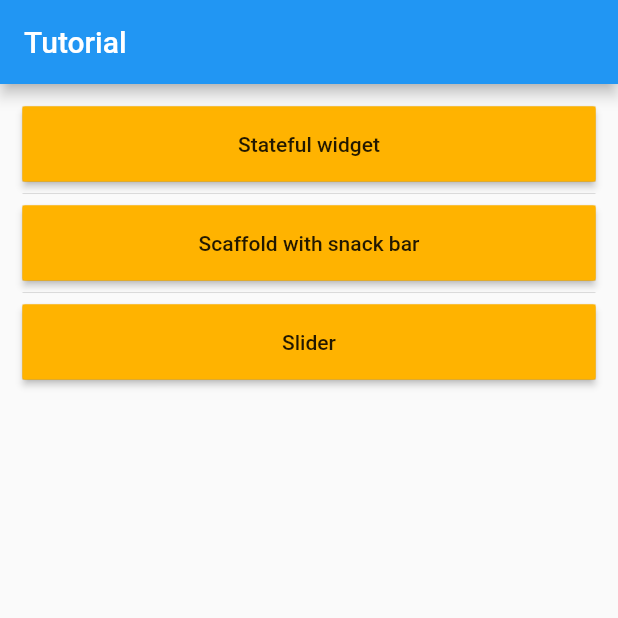
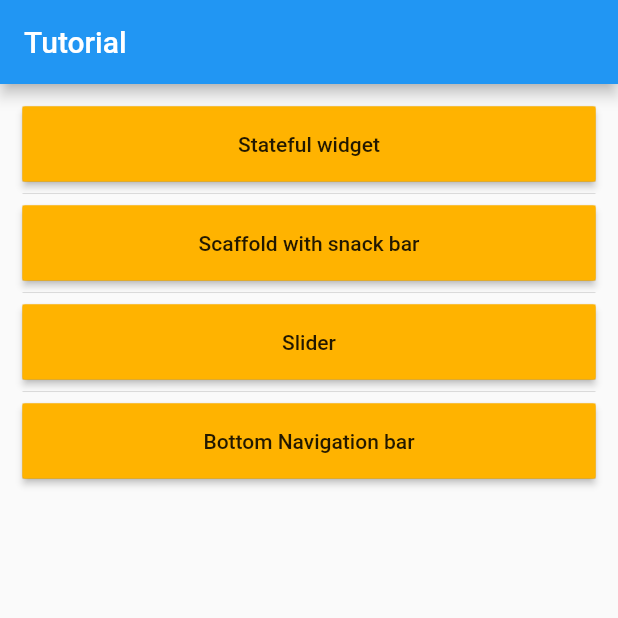
Before and after one commit to abhisawesome/Flutter-Basics, a Flutter app: the screen it shows after launch, on a phone screen of 412 x 824 dp, the top half of it. Run offline on Flutter 3.47's test engine with Material 2 defaults, Android fonts, the phone set to English and light mode, and no system bars; our stand-ins replace carousel_slider.

Commit message:
Bottom Navigation bar

```diff
--- a/lib/index/main.dart
+++ b/lib/index/main.dart
@@ -4,6 +4,7 @@ import '../stateful-widget/main.dart';
 import 'package:flutter/material.dart';
 import '../scafold/main.dart';
 import '../slider/main.dart';
+import '../bottom-navigation-bar/main.dart';
 
 class Index extends StatelessWidget {
   @override
@@ -16,8 +17,18 @@ class Index extends StatelessWidget {
 }
 
 class Home extends StatelessWidget {
-  final listItem = ['Stateful widget', 'Scaffold with snack bar', 'Slider'];
-  final mapNavigation = {0: TestState(), 1: ScaffoldBody(), 2: CustomSlider()};
+  final listItem = [
+    'Stateful widget',
+    'Scaffold with snack bar',
+    'Slider',
+    'Bottom Navigation bar'
+  ];
+  final mapNavigation = {
+    0: TestState(),
+    1: ScaffoldBody(),
+    2: CustomSlider(),
+    3: BottomBar()
+  };
   @override
   Widget build(BuildContext context) {
     return Scaffold(
```
Also changed, not shown: lib/bottom-navigation-bar/main.dart (added, +36 -0 lines), 1 other file.
